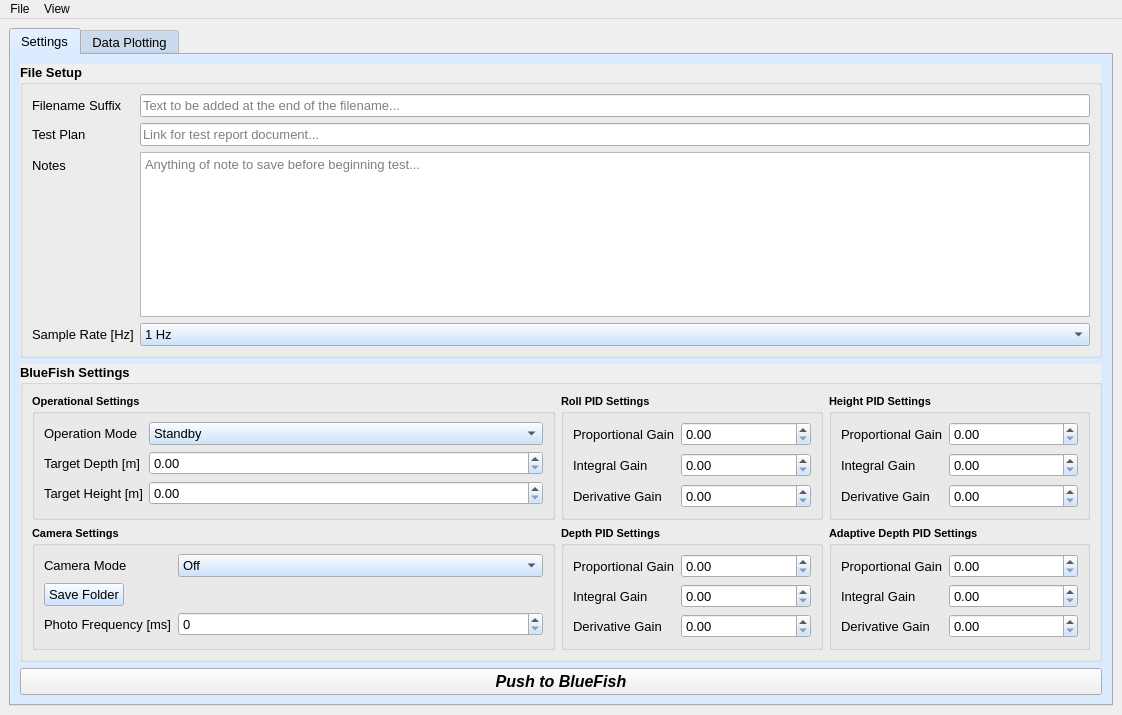
BlueFish-MECH400/BlueFish, file Sandbox/GUI/FishCommand.ui: the form before one commit.
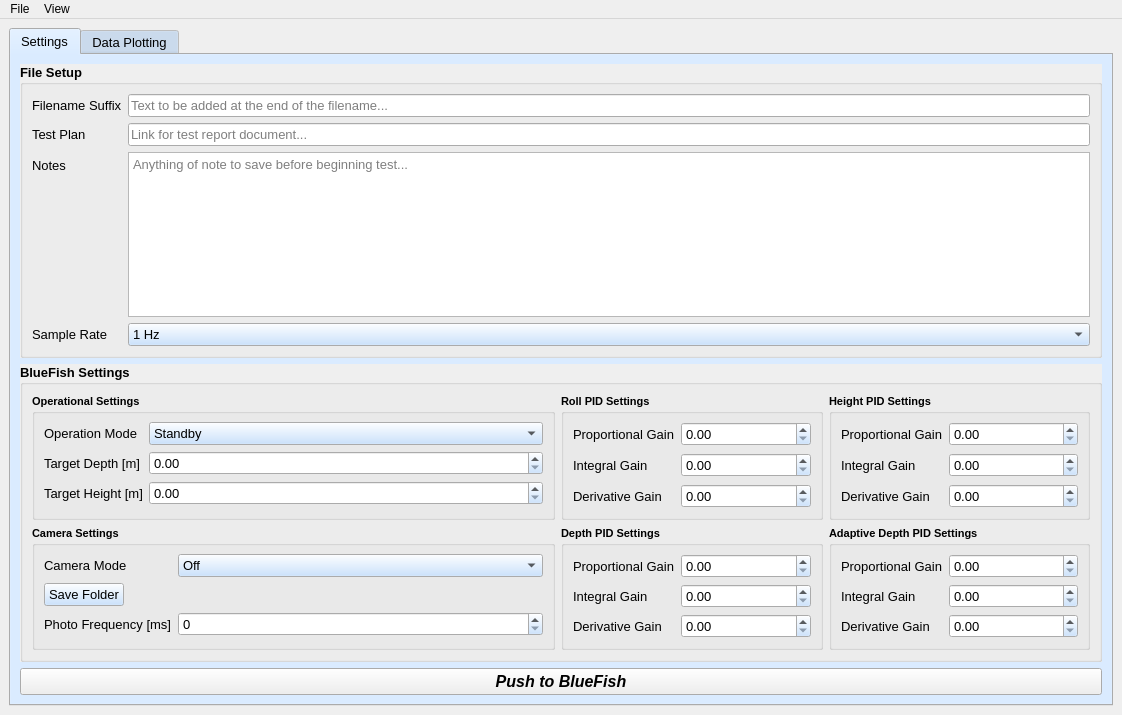
The form after the commit. Icons and pictures are not drawn.

```diff
--- a/Sandbox/GUI/FishCommand.ui
+++ b/Sandbox/GUI/FishCommand.ui
@@ -1060,7 +1060,7 @@
               </font>
              </property>
              <property name="text">
-              <string>Sample Rate [Hz]</string>
+              <string>Sample Rate</string>
              </property>
              <property name="buddy">
               <cstring>comboBox_sampleRate</cstring>
```
